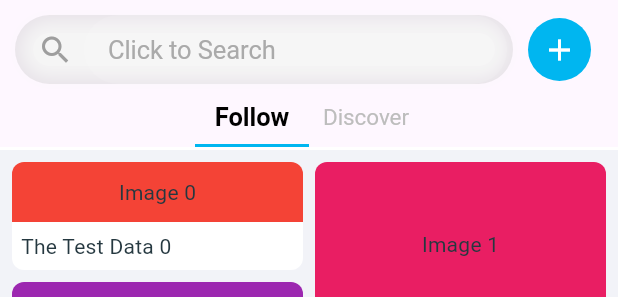
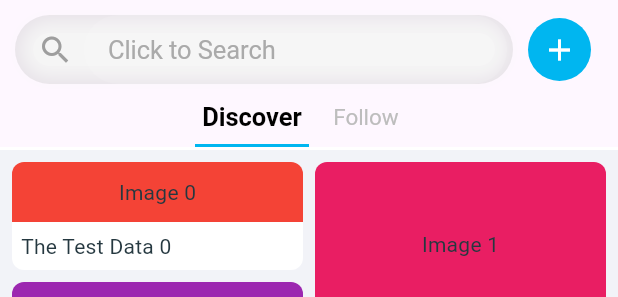
Before and after one commit to LLLLLrf/WearWizard, a Flutter app: the IdeasHome widget shown alone on an empty page, opened directly, on a phone screen of 412 x 824 dp. Shown: the top 297 px of the screen. Run offline on Flutter 3.47's test engine with Material 3 defaults, Android fonts, the phone set to English and light mode, and no system bars; drawn by our look-alikes of contained_tab_bar_view, waterfall_flow; our stand-ins replace bordered_text, camera, flutter_rating_bar, flutter_swiper_plus, font_awesome_flutter, image_picker and 3 more; missing offline and left inert: animated_login, expandable_widgets, ll_dropdown_menu, marvelous_carousel, multi_image_picker_plus, searchbar_animation and 1 more; accounts and stored records are empty; Roboto replaces fonts that are missing (WorkSans).

Commit message:
feat: 动态页get请求

```diff
--- a/lib/wear_wizard/ideas/ideas_home.dart
+++ b/lib/wear_wizard/ideas/ideas_home.dart
@@ -1,3 +1,5 @@
+import 'dart:convert';
+
 import 'package:flutter/material.dart';
 import 'package:flutter/rendering.dart';
 import 'package:flutter/widgets.dart';
@@ -5,7 +7,7 @@ import 'package:waterfall_flow/waterfall_flow.dart';
 import 'package:contained_tab_bar_view/contained_tab_bar_view.dart';
 import 'package:wearwizard/fitness_app/fitness_app_theme.dart';
 import 'package:wearwizard/wear_wizard/ideas/ideas_detail.dart';
-
+import 'package:wearwizard/services/api_http.dart';
 import 'search_bar.dart';
 
 class IdeasHome extends StatefulWidget {
@@ -23,6 +25,21 @@ class _IdeasHomeState extends State<IdeasHome> {
   final double screenHeight =
       MediaQueryData.fromView(WidgetsBinding.instance.window).size.height;
 
+  var reco_data;
+  void initState() {
+    super.initState();
+    ApiService.get(
+      'user/getRecommendation?pageSize=30&pageNum=1',
+    ).then((response){
+      if (response.statusCode == 200 ) {
+        reco_data=jsonDecode(response.body);
+        print('response: $reco_data');
+        print(reco_data['code']);
+      } else {
+        print('Failed to get data from server');
+      }
+    });
+  }
   @override
   Widget build(BuildContext context) {
     return SafeArea(
@@ -35,12 +52,12 @@ class _IdeasHomeState extends State<IdeasHome> {
             ContainedTabBarView(
               tabs: const [
                 Text(
+                  // '广场',
+                  'Discover',
+                ),
+                Text(
                   // '关注',
                   'Follow',
-                ),
-                Text(
-                  // '广场',
-                  'Discover',
                 ),
               ],
               tabBarProperties: TabBarProperties(
@@ -74,16 +91,13 @@ class _IdeasHomeState extends State<IdeasHome> {
                 ),
               ),
               views: [
-                const IdeasList(),
-                Container(
-                    color: const Color.fromARGB(255, 255, 255, 255),
-                    child: const Center(child: Text("这页还没写"))),
+                IdeasList(data:0),
+                IdeasList(data:1),
               ],
               onChange: (index) => print(index),
             ),
           ),
           Container(
-            // color: WearWizardTheme.background,
             color: const Color.fromARGB(255, 255, 255, 255),
             margin: const EdgeInsets.only(top: 98.0),
             height: 2,
@@ -112,7 +126,8 @@ class _IdeasHomeState extends State<IdeasHome> {
 }
 
 class IdeasList extends StatelessWidget {
-  const IdeasList({Key? key}) : super(key: key);
+  var data;
+  IdeasList({Key? key, required this.data}) : super(key: key);
 
   @override
   Widget build(BuildContext context) {
```
